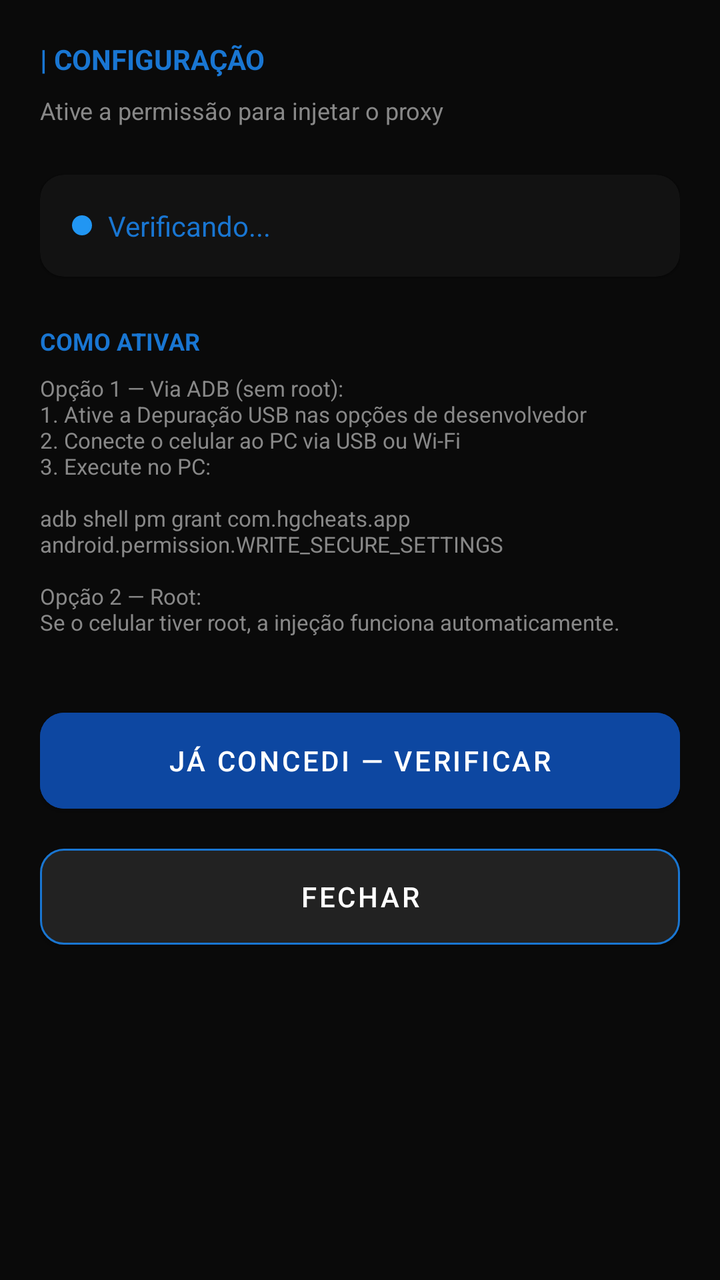
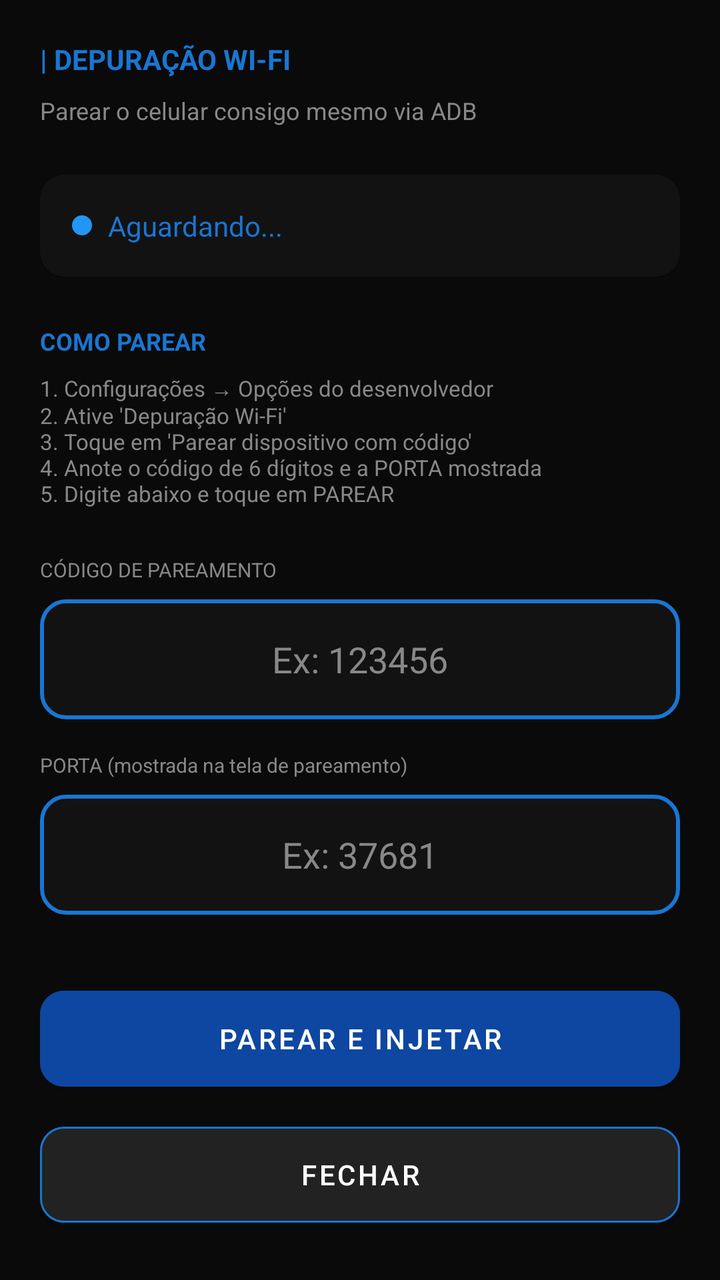

Screens rendered from an Android XML layout before and after an edit, with the pre-edit source and the edit as a unified diff.
<!-- AndroidManifest.xml: application theme Theme.App -->
<!-- res/layout/layout_adb_pairing.xml -->
<?xml version="1.0" encoding="utf-8"?>
<ScrollView xmlns:android="http://schemas.android.com/apk/res/android"
    xmlns:app="http://schemas.android.com/apk/res-auto"
    android:layout_width="match_parent"
    android:layout_height="wrap_content"
    android:background="@color/background_dark"
    android:padding="20dp">

    <LinearLayout
        android:layout_width="match_parent"
        android:layout_height="wrap_content"
        android:orientation="vertical">

        <TextView
            android:layout_width="wrap_content"
            android:layout_height="wrap_content"
            android:text="| CONFIGURAÇÃO"
            android:textColor="@color/blue_accent"
            android:textStyle="bold" />

        <TextView
            android:layout_width="wrap_content"
            android:layout_height="wrap_content"
            android:layout_marginTop="8dp"
            android:text="Ative a permissão para injetar o proxy"
            android:textColor="@color/gray_text"
            android:textSize="12sp" />

        <androidx.cardview.widget.CardView
            android:layout_width="match_parent"
            android:layout_height="wrap_content"
            android:layout_marginTop="24dp"
            app:cardBackgroundColor="@color/card_dark"
            app:cardCornerRadius="12dp">

            <RelativeLayout
                android:layout_width="match_parent"
                android:layout_height="wrap_content"
                android:padding="16dp">

                <TextView
                    android:id="@+id/tv_adb_status"
                    android:layout_width="wrap_content"
                    android:layout_height="wrap_content"
                    android:drawablePadding="8dp"
                    android:text="Verificando..."
                    android:textColor="@color/blue_accent"
                    app:drawableStartCompat="@drawable/ic_dot_offline" />

                <TextView
                    android:id="@+id/tv_local_ip"
                    android:layout_width="wrap_content"
                    android:layout_height="wrap_content"
                    android:layout_alignParentEnd="true"
                    android:textColor="@color/gray_text" />

            </RelativeLayout>
        </androidx.cardview.widget.CardView>

        <TextView
            android:layout_width="wrap_content"
            android:layout_height="wrap_content"
            android:layout_marginTop="24dp"
            android:text="COMO ATIVAR"
            android:textColor="@color/blue_accent"
            android:textSize="12sp"
            android:textStyle="bold" />

        <TextView
            android:layout_width="match_parent"
            android:layout_height="wrap_content"
            android:layout_marginTop="8dp"
            android:text="Opção 1 — Via ADB (sem root):\n1. Ative a Depuração USB nas opções de desenvolvedor\n2. Conecte o celular ao PC via USB ou Wi-Fi\n3. Execute no PC:\n\nadb shell pm grant com.hgcheats.app android.permission.WRITE_SECURE_SETTINGS\n\nOpção 2 — Root:\nSe o celular tiver root, a injeção funciona automaticamente."
            android:textColor="@color/gray_text"
            android:textSize="11sp" />

        
        <EditText
            android:id="@+id/et_pairing_code"
            android:layout_width="match_parent"
            android:layout_height="0dp"
            android:visibility="gone" />

        <EditText
            android:id="@+id/et_port"
            android:layout_width="match_parent"
            android:layout_height="0dp"
            android:visibility="gone" />

        <Button
            android:id="@+id/btn_pair_submit"
            android:layout_width="match_parent"
            android:layout_height="60dp"
            android:layout_marginTop="32dp"
            android:backgroundTint="@color/blue_primary"
            android:text="JÁ CONCEDI — VERIFICAR"
            android:textColor="@color/white"
            app:cornerRadius="12dp" />

        <Button
            android:id="@+id/btn_pair_notification"
            android:layout_width="match_parent"
            android:layout_height="60dp"
            android:layout_marginTop="8dp"
            android:backgroundTint="@color/card_dark"
            android:text="FECHAR"
            android:textColor="@color/white"
            app:cornerRadius="12dp"
            app:strokeColor="@color/blue_accent"
            app:strokeWidth="1dp" />

    </LinearLayout>
</ScrollView>
<!-- resources referenced by this layout -->
<resources>
  <color name="background_dark">#0A0A0A</color>
  <color name="blue_accent">#1976D2</color>
  <color name="blue_primary">#0D47A1</color>
  <color name="card_dark">#121212</color>
  <color name="gray_text">#888888</color>
  <color name="white">#FFFFFFFF</color>
  <!-- drawable ic_dot_offline (drawable) -->
  <?xml version="1.0" encoding="utf-8"?>
  <shape xmlns:android="http://schemas.android.com/apk/res/android" android:shape="oval">
      <solid android:color="@color/offline_dot" />
      <size android:width="10dp" android:height="10dp" />
  </shape>
  <style name="Theme.App" parent="Theme.MaterialComponents.NoActionBar">
          <item name="colorPrimary">@color/blue_primary</item>
          <item name="colorPrimaryVariant">@color/blue_accent</item>
          <item name="colorOnPrimary">@color/white</item>
      </style>
  <color name="offline_dot">#2196F3</color>
</resources>

<!-- the commit's change to res/layout/layout_adb_pairing.xml (unified diff, before → after) -->
@@ -14,7 +14,7 @@
         <TextView
             android:layout_width="wrap_content"
             android:layout_height="wrap_content"
-            android:text="| CONFIGURAÇÃO"
+            android:text="| DEPURAÇÃO WI-FI"
             android:textColor="@color/blue_accent"
             android:textStyle="bold" />
 
@@ -22,7 +22,7 @@
             android:layout_width="wrap_content"
             android:layout_height="wrap_content"
             android:layout_marginTop="8dp"
-            android:text="Ative a permissão para injetar o proxy"
+            android:text="Parear o celular consigo mesmo via ADB"
             android:textColor="@color/gray_text"
             android:textSize="12sp" />
 
@@ -43,7 +43,7 @@
                     android:layout_width="wrap_content"
                     android:layout_height="wrap_content"
                     android:drawablePadding="8dp"
-                    android:text="Verificando..."
+                    android:text="Aguardando..."
                     android:textColor="@color/blue_accent"
                     app:drawableStartCompat="@drawable/ic_dot_offline" />
 
@@ -61,7 +61,7 @@
             android:layout_width="wrap_content"
             android:layout_height="wrap_content"
             android:layout_marginTop="24dp"
-            android:text="COMO ATIVAR"
+            android:text="COMO PAREAR"
             android:textColor="@color/blue_accent"
             android:textSize="12sp"
             android:textStyle="bold" />
@@ -70,22 +70,50 @@
             android:layout_width="match_parent"
             android:layout_height="wrap_content"
             android:layout_marginTop="8dp"
-            android:text="Opção 1 — Via ADB (sem root):\n1. Ative a Depuração USB nas opções de desenvolvedor\n2. Conecte o celular ao PC via USB ou Wi-Fi\n3. Execute no PC:\n\nadb shell pm grant com.hgcheats.app android.permission.WRITE_SECURE_SETTINGS\n\nOpção 2 — Root:\nSe o celular tiver root, a injeção funciona automaticamente."
+            android:text="1. Configurações → Opções do desenvolvedor\n2. Ative 'Depuração Wi-Fi'\n3. Toque em 'Parear dispositivo com código'\n4. Anote o código de 6 dígitos e a PORTA mostrada\n5. Digite abaixo e toque em PAREAR"
             android:textColor="@color/gray_text"
             android:textSize="11sp" />
 
-        
+        <TextView
+            android:layout_width="wrap_content"
+            android:layout_height="wrap_content"
+            android:layout_marginTop="24dp"
+            android:text="CÓDIGO DE PAREAMENTO"
+            android:textColor="@color/gray_text"
+            android:textSize="10sp" />
+
         <EditText
             android:id="@+id/et_pairing_code"
             android:layout_width="match_parent"
-            android:layout_height="0dp"
-            android:visibility="gone" />
+            android:layout_height="60dp"
+            android:layout_marginTop="8dp"
+            android:background="@drawable/bg_edittext"
+            android:gravity="center"
+            android:hint="Ex: 123456"
+            android:inputType="number"
+            android:maxLength="6"
+            android:textColor="@color/white"
+            android:textColorHint="@color/gray_text" />
+
+        <TextView
+            android:layout_width="wrap_content"
+            android:layout_height="wrap_content"
+            android:layout_marginTop="16dp"
+            android:text="PORTA (mostrada na tela de pareamento)"
+            android:textColor="@color/gray_text"
+            android:textSize="10sp" />
 
         <EditText
             android:id="@+id/et_port"
             android:layout_width="match_parent"
-            android:layout_height="0dp"
-            android:visibility="gone" />
+            android:layout_height="60dp"
+            android:layout_marginTop="8dp"
+            android:background="@drawable/bg_edittext"
+            android:gravity="center"
+            android:hint="Ex: 37681"
+            android:inputType="number"
+            android:textColor="@color/white"
+            android:textColorHint="@color/gray_text" />
 
         <Button
             android:id="@+id/btn_pair_submit"
@@ -93,7 +121,7 @@
             android:layout_height="60dp"
             android:layout_marginTop="32dp"
             android:backgroundTint="@color/blue_primary"
-            android:text="JÁ CONCEDI — VERIFICAR"
+            android:text="PAREAR E INJETAR"
             android:textColor="@color/white"
             app:cornerRadius="12dp" />
 
<!-- resource entries referenced after the edit -->
@@ -6,6 +6,13 @@
   <color name="card_dark">#121212</color>
   <color name="gray_text">#888888</color>
   <color name="white">#FFFFFFFF</color>
+  <!-- drawable bg_edittext (drawable) -->
+  <?xml version="1.0" encoding="utf-8"?>
+  <shape xmlns:android="http://schemas.android.com/apk/res/android">
+      <solid android:color="@color/card_dark" />
+      <stroke android:width="2dp" android:color="@color/blue_accent" />
+      <corners android:radius="12dp" />
+  </shape>
   <!-- drawable ic_dot_offline (drawable) -->
   <?xml version="1.0" encoding="utf-8"?>
   <shape xmlns:android="http://schemas.android.com/apk/res/android" android:shape="oval">
